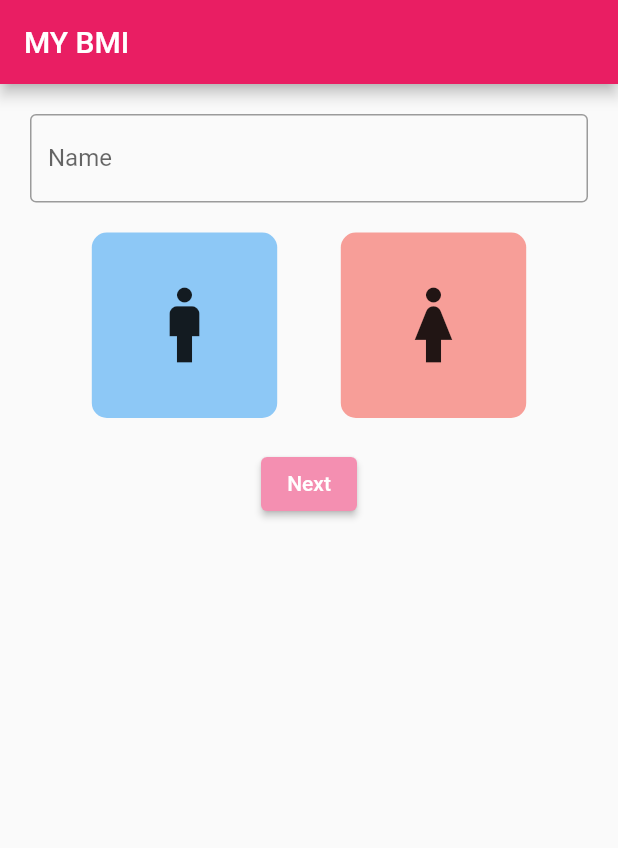
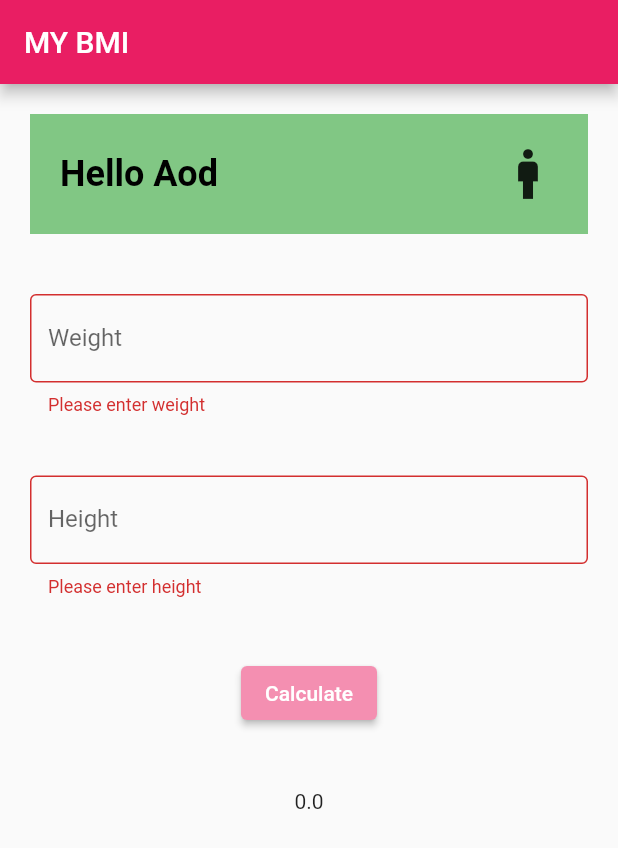
Before and after one commit to doctoraod/mybmi, a Flutter app: the screen it shows after launch, on a phone screen of 412 x 824 dp. Shown: the top 848 px of the screen. Run offline on Flutter 3.47's test engine with Material 2 defaults, Android fonts, the phone set to English and light mode, and no system bars; our stand-ins replace google_fonts; missing offline and left inert: dart:html.

Commit message:
Add function

```diff
--- a/lib/info_screen.dart
+++ b/lib/info_screen.dart
@@ -1,3 +1,4 @@
+import 'mybmi_screen.dart';
 import 'package:flutter/src/foundation/key.dart';
 import 'package:flutter/src/widgets/framework.dart';
 import 'package:flutter/material.dart';
@@ -41,6 +42,7 @@ class _InfoScreenState extends State<InfoScreen> {
               children: <Widget>[
                 TextFormField(
                   controller: name,
+                  autovalidateMode: AutovalidateMode.always,
                   decoration: const InputDecoration(
                       hintText: 'Enter your name',
                       labelText: 'Name',
@@ -112,8 +114,10 @@ class _InfoScreenState extends State<InfoScreen> {
                       // the form is invalid.
                       if (_formKey.currentState!.validate()) {
                         // Process data.
-                        print(name.text);
-                        print(gender);
+                        Navigator.push(context,
+                            MaterialPageRoute(builder: (context) {
+                          return MyBMIScreen(name: name.text, gender: gender);
+                        }));
                       }
                     },
                     child: const Text('Next'),
--- a/lib/main.dart
+++ b/lib/main.dart
@@ -3,6 +3,7 @@ import 'dart:html';
 import 'package:flutter/material.dart';
 import 'welcome_screen.dart';
 import 'info_screen.dart';
+import 'mybmi_screen.dart';
 
 void main() {
   runApp(const MyApp());
@@ -30,7 +31,7 @@ class MyApp extends StatelessWidget {
         primarySwatch: Colors.pink, // <-- Button color
       ),
       // home: const WelcomeScreen(),
-      home: const InfoScreen(),
+      home: const MyBMIScreen(name: 'Aod', gender: 'man'),
     );
   }
 }
--- /dev/null
+++ b/lib/mybmi_screen.dart
@@ -0,0 +1,143 @@
+import 'package:flutter/material.dart';
+import 'package:flutter/services.dart';
+import 'package:google_fonts/google_fonts.dart';
+
+class MyBMIScreen extends StatefulWidget {
+  final String name;
+  final String gender;
+
+  const MyBMIScreen({Key? key, required this.name, required this.gender})
+      : super(key: key);
+
+  @override
+  State<MyBMIScreen> createState() => _MyBMIScreenState();
+}
+
+class _MyBMIScreenState extends State<MyBMIScreen> {
+  final GlobalKey<FormState> _formKey = GlobalKey<FormState>();
+
+  TextEditingController weight = TextEditingController();
+  TextEditingController height = TextEditingController();
+  double bmi = 0.0;
+
+  double CalculateBMI(h, w) {
+    double height = double.parse(h) / 100;
+    double weight = double.parse(w);
+    // We dived height by 100 because we are taking the height in centimeter
+    // and formula takes height in meter.
+
+    double heightSquare = height * height;
+    double result = weight / heightSquare;
+    return result;
+  }
+
+  @override
+  Widget build(BuildContext context) {
+    return Scaffold(
+        appBar: AppBar(
+          title: Text("MY BMI"),
+        ),
+        body: Form(
+            key: _formKey,
+            child: Column(
+              children: [
+                Container(
+                  padding: EdgeInsets.all(20),
+                  child: Container(
+                    padding: EdgeInsets.all(20),
+                    width: MediaQuery.of(context).size.width,
+                    color: Colors.green.shade300,
+                    child: Row(children: [
+                      Text(
+                        "Hello " + widget.name,
+                        style: GoogleFonts.roboto(
+                          color: Colors.black,
+                          fontWeight: FontWeight.bold,
+                          fontSize: 24,
+                        ),
+                      ),
+                      Spacer(),
+                      Icon(
+                        widget.gender == 'man' ? Icons.man : Icons.woman,
+                        size: 40,
+                      )
+                    ]),
+                  ),
+                ),
+                Container(
+                  padding: EdgeInsets.all(20),
+                  child: TextFormField(
+                    controller: weight,
+                    keyboardType: TextInputType.number,
+                    autovalidateMode: AutovalidateMode.always,
+                    inputFormatters: <TextInputFormatter>[
+                      FilteringTextInputFormatter.allow(RegExp(r'[0-9]')),
+                    ],
+                    decoration: const InputDecoration(
+                        hintText: 'Weight (KG.)',
+                        labelText: 'Weight',
+                        border: OutlineInputBorder()),
+                    validator: (String? value) {
+                      if (value == null || value.isEmpty) {
+                        return 'Please enter weight';
+                      }
+                      return null;
+                    },
+                  ),
+                ),
+                Container(
+                  padding: EdgeInsets.all(20),
+                  child: TextFormField(
+                    controller: height,
+                    keyboardType: TextInputType.number,
+                    autovalidateMode: AutovalidateMode.always,
+                    inputFormatters: <TextInputFormatter>[
+                      FilteringTextInputFormatter.allow(RegExp(r'[0-9]')),
+                    ],
+                    decoration: const InputDecoration(
+                        hintText: 'Height (cm.)',
+                        labelText: 'Height',
+                        border: OutlineInputBorder()),
+                    validator: (String? value) {
+                      if (value == null || value.isEmpty) {
+                        return 'Please enter height';
+                      }
+                      return null;
+                    },
+                  ),
+                ),
+                Container(
+                  alignment: Alignment.center,
+                  padding: EdgeInsets.only(
+                      top: 20.0, bottom: 20.0, left: 20.0, right: 20.0),
+                  child: ElevatedButton(
+                    style: ElevatedButton.styleFrom(
+                      primary:
+                          Theme.of(context).primaryColor, // <-- Button color
+                      onPrimary: Colors.white, // <-- Splash color
+                    ),
+                    onPressed: () {
+                      // Validate will return true if the form is valid, or false if
+                      // the form is invalid.
+                      if (_formKey.currentState!.validate()) {
+                        // Process data.
+                        double re = CalculateBMI(height.text, weight.text);
+                        print(re);
+                        setState(() {
+                          bmi = re;
+                        });
+                      }
+                    },
+                    child: const Text('Calculate'),
+                  ),
+                ),
+                Container(
+                  alignment: Alignment.center,
+                  padding: EdgeInsets.only(
+                      top: 20.0, bottom: 20.0, left: 20.0, right: 20.0),
+                  child: Text(bmi.toString()),
+                ),
+              ],
+            )));
+  }
+}
```
